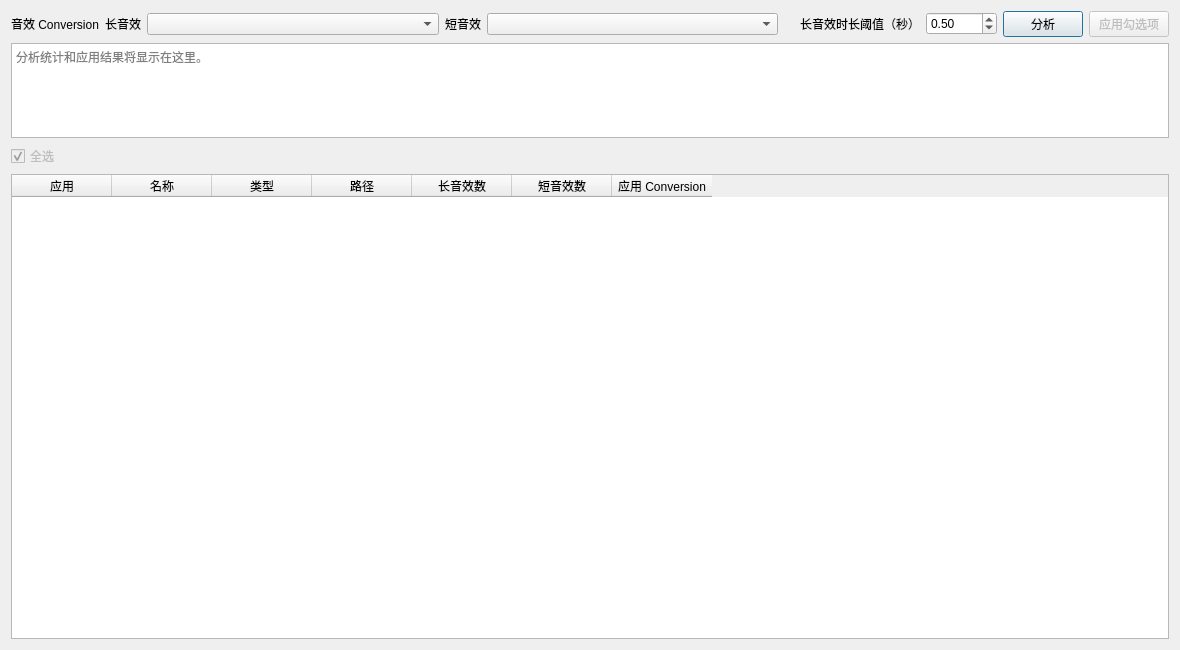
victor647/WAAPI_Tools, file ui/AutoCompressionSettings.ui: the form before one commit.
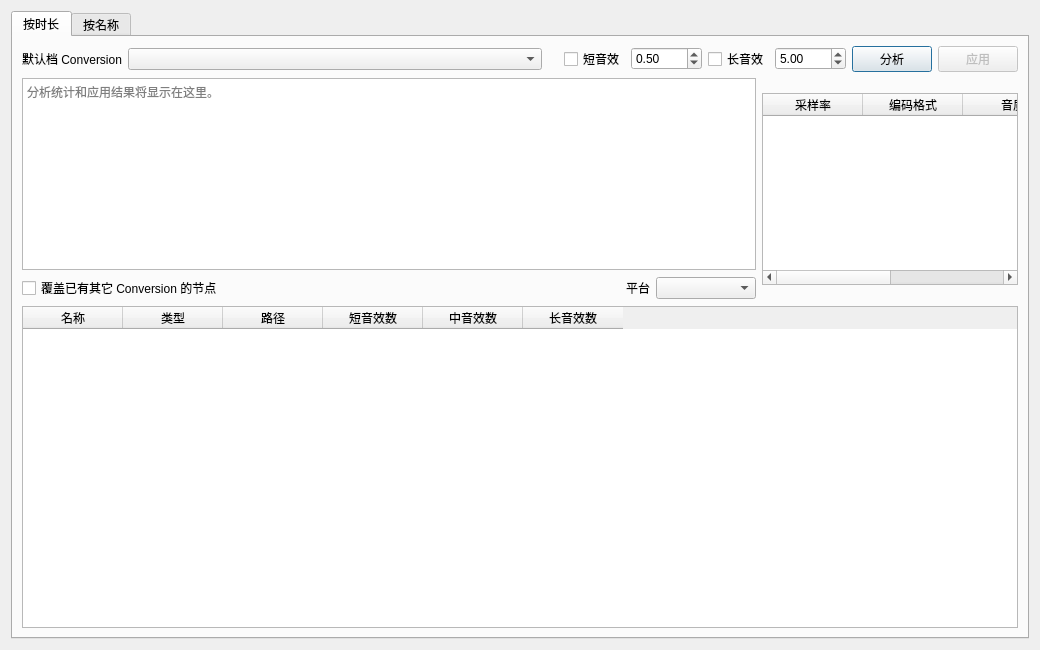
The form after the commit. Custom widgets are drawn as their Qt base class.

Commit message: 程序健壮性优化与自动conversion设置工具

The edit to the form file:
```diff
--- a/ui/AutoCompressionSettings.ui
+++ b/ui/AutoCompressionSettings.ui
@@ -6,7 +6,7 @@
    <rect>
     <x>0</x>
     <y>0</y>
-    <width>1180</width>
+    <width>1040</width>
     <height>650</height>
    </rect>
   </property>
@@ -15,18 +15,21 @@
   </property>
   <layout class="QVBoxLayout" name="verticalLayout">
    <item>
+    <widget class="QTabWidget" name="tabModes">
+     <widget class="QWidget" name="tabDuration">
+      <attribute name="title">
+       <string>按时长</string>
+      </attribute>
+      <layout class="QVBoxLayout" name="tabDurationLayout">
+       <item>
     <layout class="QHBoxLayout" name="settingsLayout">
      <item>
       <widget class="QLabel" name="lblConversion">
        <property name="text">
-        <string>音效 Conversion</string>
-       </property>
-      </widget>
-     </item>
-     <item>
-      <widget class="QLabel" name="lblLongConversion">
-       <property name="text">
-        <string>长音效</string>
+            <string>默认档 Conversion</string>
+           </property>
+           <property name="toolTip">
+            <string>中档（时长介于两个阈值之间）使用的 Conversion。长音效档用「名称_Long」、短音效档用「名称_Short」；工程里找不到时会复制该 Conversion 再改名生成。</string>
        </property>
       </widget>
      </item>
@@ -34,32 +37,12 @@
       <widget class="QComboBox" name="cbbLongConversion">
        <property name="minimumSize">
         <size>
-         <width>160</width>
+             <width>220</width>
          <height>0</height>
         </size>
        </property>
-       <property name="sizePolicy">
-        <sizepolicy hsizetype="Expanding" vsizetype="Fixed">
-         <horstretch>1</horstretch>
-         <verstretch>0</verstretch>
-        </sizepolicy>
-       </property>
-      </widget>
-     </item>
-     <item>
-      <widget class="QLabel" name="lblShortConversion">
-       <property name="text">
-        <string>短音效</string>
-       </property>
-      </widget>
-     </item>
-     <item>
-      <widget class="QComboBox" name="cbbShortConversion">
-       <property name="minimumSize">
-        <size>
-         <width>160</width>
-         <height>0</height>
-        </size>
+           <property name="toolTip">
+            <string>中档（时长介于两个阈值之间）使用的 Conversion。长音效档用「名称_Long」、短音效档用「名称_Short」；工程里找不到时会复制该 Conversion 再改名生成。</string>
        </property>
        <property name="sizePolicy">
         <sizepolicy hsizetype="Expanding" vsizetype="Fixed">
@@ -86,9 +69,9 @@
       </spacer>
      </item>
      <item>
-      <widget class="QLabel" name="lblDurationThreshold">
+          <widget class="QCheckBox" name="cbxUseShort">
        <property name="text">
-        <string>长音效时长阈值（秒）</string>
+            <string>短音效</string>
        </property>
        <property name="toolTip">
         <string>时长大于阈值的样本判定为长音效；小于或等于阈值的样本判定为短音效。</string>
@@ -114,6 +97,35 @@
        </property>
       </widget>
      </item>
+         <item>
+          <widget class="QCheckBox" name="cbxUseLong">
+           <property name="text">
+            <string>长音效</string>
+           </property>
+           <property name="toolTip">
+            <string>勾选时区分长音效档：播放时长大于或等于右侧阈值（秒）的样本算长音效，用「名称_Long」的 Conversion；不勾选时这些样本算默认档（中档）。默认勾选，阈值 5 秒。</string>
+           </property>
+          </widget>
+         </item>
+         <item>
+          <widget class="QDoubleSpinBox" name="spbLongThreshold">
+           <property name="toolTip">
+            <string>长音效判定阈值：播放时长大于或等于该值的样本算长音效档。取消勾选左侧「长音效阈值」时不生效。默认 5 秒。</string>
+           </property>
+           <property name="decimals">
+            <number>2</number>
+           </property>
+           <property name="maximum">
+            <double>9999.000000000000000</double>
+           </property>
+           <property name="singleStep">
+            <double>0.500000000000000</double>
+           </property>
+           <property name="value">
+            <double>5.000000000000000</double>
+           </property>
+          </widget>
+         </item>
      <item>
       <widget class="QPushButton" name="btnAnalyze">
        <property name="text">
@@ -127,20 +139,37 @@
         <bool>false</bool>
        </property>
        <property name="text">
-        <string>应用勾选项</string>
+            <string>应用</string>
        </property>
       </widget>
      </item>
     </layout>
    </item>
+       <item>
+        <layout class="QHBoxLayout" name="analysisRow">
+         <item>
+          <widget class="QWidget" name="analysisPanel" native="true">
+           <property name="sizePolicy">
+            <sizepolicy hsizetype="Preferred" vsizetype="Fixed">
+             <horstretch>0</horstretch>
+             <verstretch>0</verstretch>
+            </sizepolicy>
+           </property>
+           <layout class="QVBoxLayout" name="analysisPanelLayout">
+            <property name="leftMargin">
+             <number>0</number>
+            </property>
+            <property name="topMargin">
+             <number>0</number>
+            </property>
+            <property name="rightMargin">
+             <number>0</number>
+            </property>
+            <property name="bottomMargin">
+             <number>0</number>
+            </property>
    <item>
     <widget class="QPlainTextEdit" name="pteResult">
-     <property name="maximumSize">
-      <size>
-       <width>16777215</width>
-       <height>95</height>
-      </size>
-     </property>
      <property name="readOnly">
       <bool>true</bool>
      </property>
@@ -150,23 +179,14 @@
     </widget>
    </item>
    <item>
-    <layout class="QHBoxLayout" name="tableActionsLayout">
+             <layout class="QHBoxLayout" name="analysisActionsLayout">
      <item>
-      <widget class="QCheckBox" name="cbxSelectAll">
-       <property name="enabled">
-        <bool>false</bool>
-       </property>
-       <property name="maximumSize">
-        <size>
-         <width>60</width>
-         <height>16777215</height>
-        </size>
-       </property>
+               <widget class="QCheckBox" name="cbxOverwriteConflicts">
        <property name="text">
-        <string>全选</string>
-       </property>
-       <property name="checked">
-        <bool>true</bool>
+                 <string>覆盖已有其它 Conversion 的节点</string>
+                </property>
+                <property name="toolTip">
+                 <string>分析出「已经打开 Override，但指向的不是本次方案指定的 Conversion」的节点（表格里标红）。勾选时按方案改写这些节点，不勾选时跳过它们、保留原有设置。</string>
        </property>
       </widget>
      </item>
@@ -183,6 +203,100 @@
        </property>
       </spacer>
      </item>
+              <item>
+               <widget class="QLabel" name="lblConversionPlatform">
+                <property name="text">
+                 <string>平台</string>
+                </property>
+                <property name="toolTip">
+                 <string>右侧三个档位 Conversion 的 Format / Quality 按该平台显示（取自工程 WorkUnit 里的 Conversion 设置），默认跟随 Wwise 当前平台。</string>
+                </property>
+               </widget>
+              </item>
+              <item>
+               <widget class="QComboBox" name="cbbConversionPlatform">
+                <property name="minimumSize">
+                 <size>
+                  <width>100</width>
+                  <height>0</height>
+                 </size>
+                </property>
+                <property name="maximumSize">
+                 <size>
+                  <width>100</width>
+                  <height>16777215</height>
+                 </size>
+                </property>
+                <property name="toolTip">
+                 <string>右侧三个档位 Conversion 的 Format / Quality 按该平台显示（取自工程 WorkUnit 里的 Conversion 设置），默认跟随 Wwise 当前平台。</string>
+                </property>
+               </widget>
+              </item>
+             </layout>
+            </item>
+           </layout>
+          </widget>
+         </item>
+         <item>
+          <widget class="QWidget" name="conversionPanel" native="true">
+           <property name="sizePolicy">
+            <sizepolicy hsizetype="Fixed" vsizetype="Fixed">
+             <horstretch>0</horstretch>
+             <verstretch>0</verstretch>
+            </sizepolicy>
+           </property>
+           <layout class="QVBoxLayout" name="conversionPanelLayout">
+            <property name="leftMargin">
+             <number>0</number>
+            </property>
+            <property name="topMargin">
+             <number>0</number>
+            </property>
+            <property name="rightMargin">
+             <number>0</number>
+            </property>
+            <property name="bottomMargin">
+             <number>0</number>
+            </property>
+            <item>
+             <widget class="QTableWidget" name="tblConversionSettings">
+              <property name="alternatingRowColors">
+               <bool>true</bool>
+              </property>
+              <property name="editTriggers">
+               <set>QAbstractItemView::NoEditTriggers</set>
+              </property>
+              <property name="selectionBehavior">
+               <enum>QAbstractItemView::SelectRows</enum>
+              </property>
+              <property name="sortingEnabled">
+               <bool>false</bool>
+              </property>
+              <column>
+               <property name="text">
+                <string>采样率</string>
+               </property>
+              </column>
+              <column>
+               <property name="text">
+                <string>编码格式</string>
+               </property>
+              </column>
+              <column>
+               <property name="text">
+                <string>音质</string>
+               </property>
+              </column>
+              <column>
+               <property name="text">
+                <string>文件数量</string>
+               </property>
+              </column>
+             </widget>
+            </item>
+           </layout>
+          </widget>
+         </item>
     </layout>
    </item>
    <item>
@@ -199,11 +313,6 @@
      <property name="sortingEnabled">
       <bool>false</bool>
      </property>
-     <column>
-      <property name="text">
-       <string>应用</string>
-      </property>
-     </column>
      <column>
       <property name="text">
        <string>名称</string>
@@ -219,11 +328,6 @@
        <string>路径</string>
       </property>
      </column>
-     <column>
-      <property name="text">
-       <string>长音效数</string>
-      </property>
-     </column>
      <column>
       <property name="text">
        <string>短音效数</string>
@@ -231,13 +335,130 @@
      </column>
      <column>
       <property name="text">
-       <string>应用 Conversion</string>
-      </property>
-     </column>
+           <string>中音效数</string>
+          </property>
+         </column>
+         <column>
+          <property name="text">
+           <string>长音效数</string>
+          </property>
+         </column>
     </widget>
    </item>
   </layout>
  </widget>
- <resources/>
- <connections/>
+     <widget class="QWidget" name="tabName">
+      <attribute name="title">
+       <string>按名称</string>
+      </attribute>
+      <layout class="QVBoxLayout" name="tabNameLayout">
+       <item>
+        <layout class="QHBoxLayout" name="nameActionsLayout">
+         <item>
+          <widget class="QPushButton" name="btnNameAnalyze">
+           <property name="text">
+            <string>分析</string>
+           </property>
+          </widget>
+         </item>
+         <item>
+          <widget class="QPushButton" name="btnNameApply">
+           <property name="enabled">
+            <bool>false</bool>
+           </property>
+           <property name="text">
+            <string>应用</string>
+           </property>
+          </widget>
+         </item>
+         <item>
+          <widget class="QCheckBox" name="cbxNameOverwriteConflicts">
+           <property name="text">
+            <string>覆盖已有其它 Conversion 的节点</string>
+           </property>
+           <property name="toolTip">
+            <string>分析出「当前 Conversion 不是映射表指定的那一个」的节点（表格里标红）。勾选时按映射表改写这些节点，不勾选时跳过它们、保留原有设置。</string>
+           </property>
+          </widget>
+         </item>
+         <item>
+          <widget class="QLabel" name="lblNameStatus">
+           <property name="sizePolicy">
+            <sizepolicy hsizetype="Expanding" vsizetype="Preferred">
+             <horstretch>1</horstretch>
+             <verstretch>0</verstretch>
+            </sizepolicy>
+           </property>
+           <property name="text">
+            <string/>
+           </property>
+           <property name="wordWrap">
+            <bool>true</bool>
+           </property>
+           <property name="toolTip">
+            <string>从根节点往下遍历：节点名包含配置的关键词时，就给该节点设置对应的 Conversion（同一节点命中多个关键词时按列表顺序取第一个）。</string>
+           </property>
+          </widget>
+         </item>
+        </layout>
+       </item>
+      <item>
+        <widget class="MapEdit" name="nameMap" />
+       </item>
+       <item>
+        <widget class="QTableWidget" name="tblNamePlanResults">
+         <property name="alternatingRowColors">
+          <bool>true</bool>
+         </property>
+         <property name="editTriggers">
+          <set>QAbstractItemView::NoEditTriggers</set>
+         </property>
+         <property name="selectionBehavior">
+          <enum>QAbstractItemView::SelectRows</enum>
+         </property>
+         <property name="sortingEnabled">
+          <bool>false</bool>
+         </property>
+         <column>
+          <property name="text">
+           <string>名称</string>
+          </property>
+         </column>
+         <column>
+          <property name="text">
+           <string>类型</string>
+          </property>
+         </column>
+         <column>
+          <property name="text">
+           <string>路径</string>
+          </property>
+         </column>
+         <column>
+          <property name="text">
+           <string>匹配关键词</string>
+          </property>
+         </column>
+         <column>
+          <property name="text">
+           <string>Conversion</string>
+          </property>
+         </column>
+        </widget>
+       </item>
+      </layout>
+     </widget>
+    </widget>
+   </item>
+  </layout>
+ </widget>
+ <customwidgets>
+  <customwidget>
+   <class>MapEdit</class>
+   <extends>QWidget</extends>
+   <header>libraries.widgets.map_edit_widget</header>
+  </customwidget>
+ </customwidgets>
+ <resources />
+ <connections />
 </ui>
```
Left out of the diff: 12 changed lines with no effect on the pictures. Lines whose indentation alone changed are shown as unchanged. The commit also changes 44 other files.
